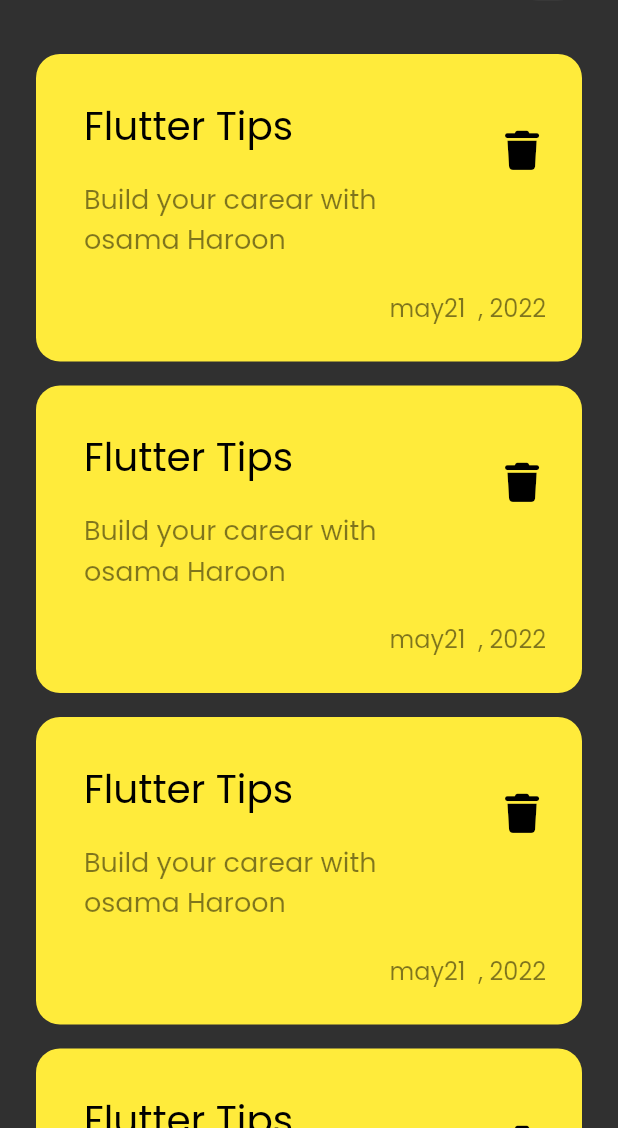
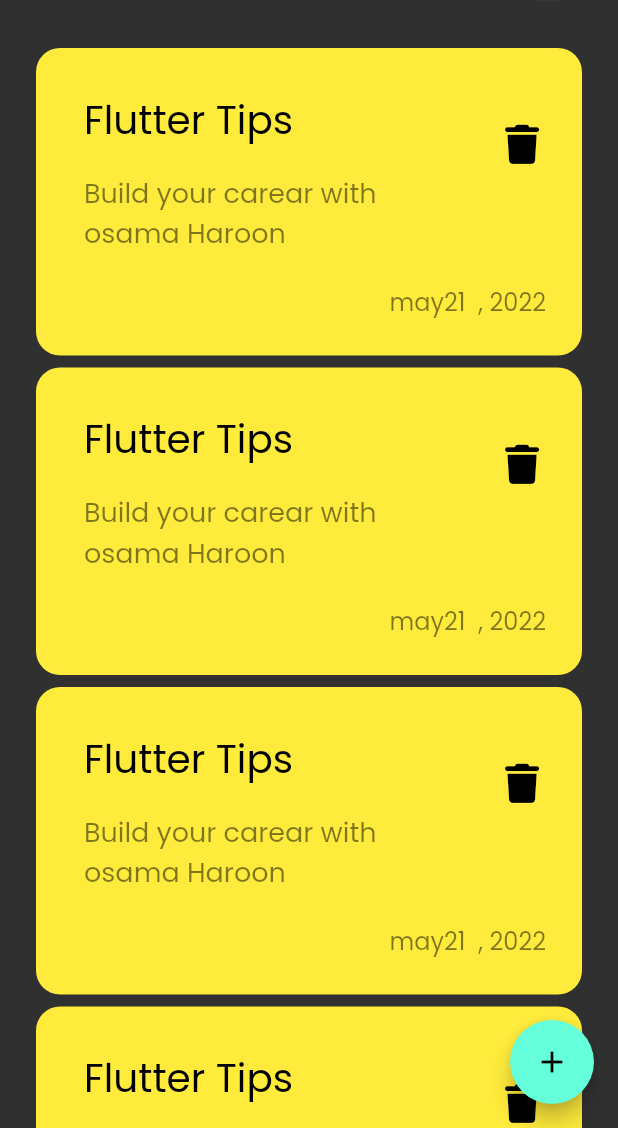
Before and after one commit to usamaaboHaroon/noteapp, a Flutter app: the screen it shows after launch, on a phone screen of 412 x 824 dp, the part 108-1236 px from its top. Run offline on Flutter 3.47's test engine with Material 2 defaults, Android fonts, the phone set to English and light mode, and no system bars; our stand-ins replace font_awesome_flutter.

Commit message:
add floating action button

```diff
--- a/lib/views/note_views.dart
+++ b/lib/views/note_views.dart
@@ -6,8 +6,12 @@ class NotesView extends StatelessWidget {
 
   @override
   Widget build(BuildContext context) {
-    return const Scaffold(
-      body: NotesViewBody(),
+    return Scaffold(
+      floatingActionButton: FloatingActionButton(
+        onPressed: () {},
+        child: const Icon(Icons.add),
+      ),
+      body: const NotesViewBody(),
     );
   }
 }
--- a/lib/views/widgets/notes_view.dart
+++ b/lib/views/widgets/notes_view.dart
@@ -9,9 +9,9 @@ class NotesListView extends StatelessWidget {
   Widget build(BuildContext context) {
     return ListView.builder(
       itemBuilder: (BuildContext context, int index) {
-        return Padding(
-          padding: const EdgeInsets.symmetric(vertical: 8),
-          child: const NoteItem(),
+        return const Padding(
+          padding: EdgeInsets.symmetric(vertical: 4),
+          child: NoteItem(),
         );
       },
     );
```
